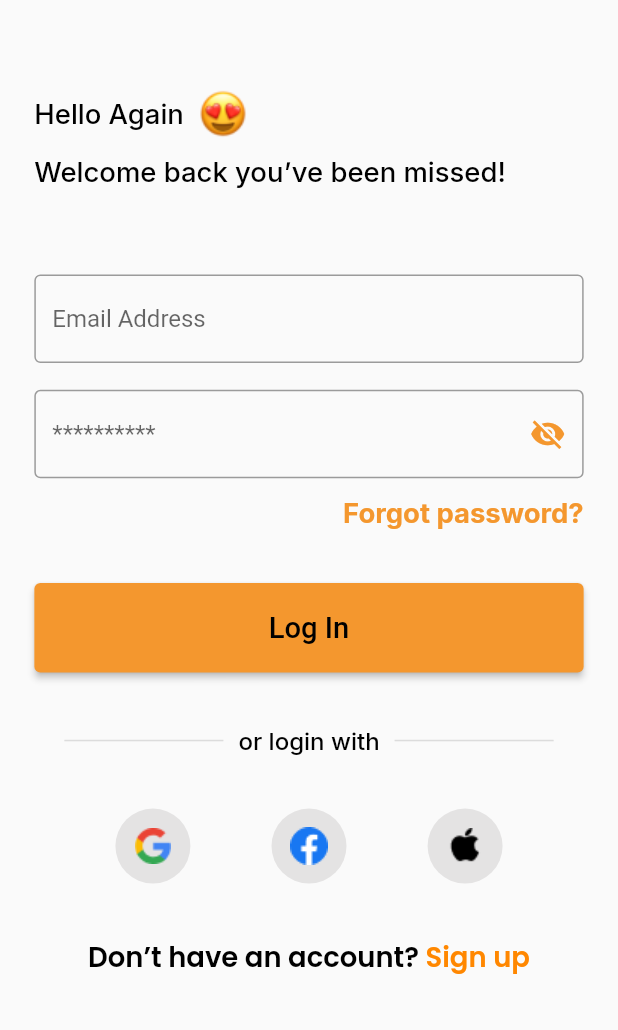
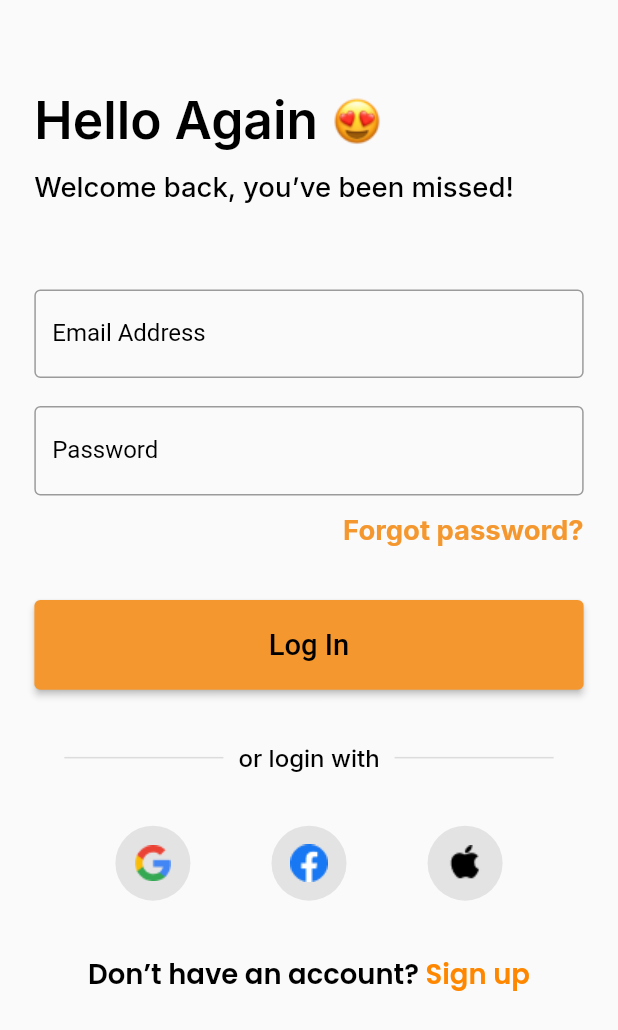
Before and after one commit to vikilinho/choplyfe, a Flutter app: the screen it shows after launch, after a tap on "Sign Up", on a phone screen of 412 x 824 dp. Shown: the top 1030 px of the screen. Run offline on Flutter 3.47's test engine with Material 2 defaults, Android fonts, the phone set to English and light mode, and no system bars; our stand-ins replace flutter_screenutil, get, google_fonts.

Commit message:
implement validation of fields

```diff
--- a/lib/components/appfonts.dart
+++ b/lib/components/appfonts.dart
@@ -23,8 +23,8 @@ class AppFonts {
     textStyle: TextStyle(
       color: Colors.black,
       fontStyle: FontStyle.normal,
-      fontSize: 16.sp,
-      fontWeight: FontWeight.w500,
+      fontSize: 30.sp,
+      fontWeight: FontWeight.w600,
     ),
   );
 }
--- a/lib/pages/login_page.dart
+++ b/lib/pages/login_page.dart
@@ -9,6 +9,11 @@ class LoginPage extends StatefulWidget {
 }
 
 class _LoginPageState extends State<LoginPage> {
+  final TextEditingController _emailController = TextEditingController();
+  final TextEditingController _passwordController = TextEditingController();
+  final _formKey = GlobalKey<FormState>();
+  bool obscure = true;
+
   @override
   Widget build(BuildContext context) {
     return Scaffold(
@@ -33,7 +38,7 @@ class _LoginPageState extends State<LoginPage> {
             SizedBox(height: 10.h),
             Row(
               children: [
-                Text("Welcome back you’ve been missed!",
+                Text("Welcome back, you’ve been missed!",
                     style: AppFonts.subText),
               ],
             ),
@@ -41,39 +46,73 @@ class _LoginPageState extends State<LoginPage> {
               height: 48.h,
             ),
             Form(
+                key: _formKey,
                 child: Column(
                   children: [
-                TextFormField(
+                    SizedBox(
+                      height: 50.h,
+                      width: 330.w,
+                      child: TextFormField(
+                        autovalidateMode: AutovalidateMode.onUserInteraction,
+                        controller: _emailController,
                         decoration: const InputDecoration(
-                  hintText: "Email Address",
+                          hintText: "dvicxy@gmail.com",
+                          labelText: "Email Address",
+                          labelStyle: TextStyle(color: Colors.black),
                           border: OutlineInputBorder(
                             borderSide: BorderSide(color: Colors.grey),
                           ),
                           focusedBorder: OutlineInputBorder(
-                    borderSide: BorderSide(
-                        color:
-                            Color(0xffF4972E)), // Set the focus color to blue
+                            borderSide: BorderSide(color: Color(0xffF4972E)),
+                            // Set the focus color to blue
                           ),
-                )),
+                        ),
+                        validator: (email) {
+                          return (email!.isEmpty || email.length < 14)
+                              ? 'Please input a valid email or phone number'
+                              : null;
+                        },
+                      ),
+                    ),
                     SizedBox(
                       height: 15.h,
                     ),
-                TextFormField(
-                    decoration: const InputDecoration(
+                    SizedBox(
+                      height: 50.h,
+                      width: 330.w,
+                      child: TextFormField(
+                        obscureText: obscure,
+                        controller: _passwordController,
+                        autovalidateMode: AutovalidateMode.onUserInteraction,
+                        decoration: InputDecoration(
                           hintText: "**********",
-                  suffixIcon: Icon(
-                    Icons.visibility_off,
-                    color: Color(0xffF4972E),
+                          labelText: 'Password',
+                          labelStyle: const TextStyle(color: Colors.black),
+                          suffix: IconButton(
+                            onPressed: () {
+                              setState(() {
+                                obscure = !obscure;
+                              });
+                            },
+                            icon: const Icon(Icons.visibility,
+                                color: AppColors.primaryColor),
                           ),
-                  border: OutlineInputBorder(
+                          border: const OutlineInputBorder(
                             borderSide: BorderSide(color: Colors.grey),
                           ),
-                  focusedBorder: OutlineInputBorder(
+                          focusedBorder: const OutlineInputBorder(
                             borderSide: BorderSide(
-                        color:
-                            Color(0xffF4972E)), // Set the focus color to blue
+                                color: Color(
+                                    0xffF4972E)), // Set the focus color to blue
                           ),
-                )),
+                        ),
+                        validator: (String? password) {
+                          return (password!.isEmpty || password.length < 6)
+                              ? 'Please input a valid password'
+                              : null;
+                        },
+                      ),
+                    ),
                     SizedBox(
                       height: 10.h,
                     ),
--- a/pubspec.yaml
+++ b/pubspec.yaml
@@ -40,7 +40,12 @@ dependencies:
   get_it: ^7.2.0
   flutter_screenutil: ^5.6.1
   http: ^0.13.5
+  shared_preferences: ^2.0.18
   google_fonts: ^4.0.3
+  flutter_spinkit: ^5.1.0
+  json_serializable: ^6.6.1
+  json_annotation: ^4.8.0
+  modal_progress_hud_nsn: ^0.3.0
 
 dev_dependencies:
   flutter_test:
```
Also changed, not shown: lib/pages/forgot_password_page.dart (+27 -3 lines), pubspec.lock. Lines whose indentation alone changed are shown as unchanged.
